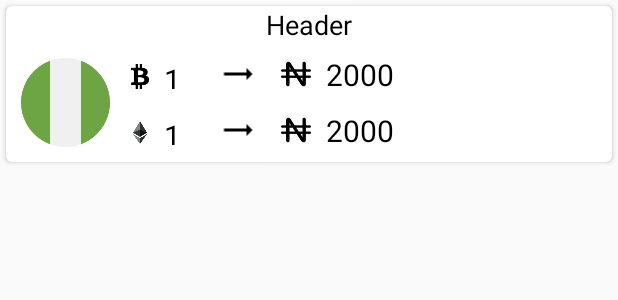
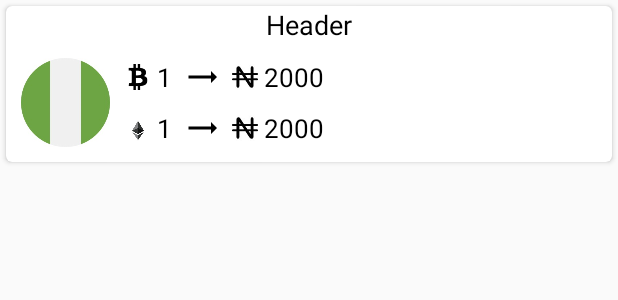
Before and after one commit to rasheedsulayman/CurrencyConverter, an Android app: the layout item_currency_list.xml on its own in the app's theme, with its tools: preview values and no code run, on a phone screen of 412 x 824 dp. Shown: the top 300 px of the screen. Run offline under Robolectric (Android 15) with nearby library versions, the phone set to English and light mode, and no system bars.

```diff
--- a/app/build.gradle
+++ b/app/build.gradle
@@ -28,7 +28,6 @@ dependencies {
 
 
     compile 'com.android.support:appcompat-v7:25.3.1'
-    compile 'com.android.support.constraint:constraint-layout:1.0.2'
     compile 'com.squareup.retrofit2:retrofit:2.3.0'
     compile 'com.google.code.gson:gson:2.8.2'
     compile 'com.squareup.retrofit2:converter-gson:2.1.0'
--- a/app/src/main/res/layout/item_currency_list.xml
+++ b/app/src/main/res/layout/item_currency_list.xml
@@ -51,40 +51,37 @@
                     android:orientation="horizontal">
 
                     <ImageView
-                        android:layout_width="20dp"
-                        android:layout_height="20dp"
-                       android:layout_gravity="center_vertical"
-                        android:layout_marginRight="6dp"
-                        android:paddingTop="3dp"
+                        android:layout_width="17dp"
+                        android:layout_height="17dp"
+                        android:layout_gravity="center_vertical"
+                        android:layout_marginRight="4dp"
                         android:scaleType="fitCenter"
                         android:src="@drawable/bitcoin_logo" />
 
                     <TextView
-                        android:layout_width="20dp"
-                        android:layout_height="20dp"
+                        android:layout_width="wrap_content"
+                        android:layout_height="wrap_content"
                         android:layout_gravity="center_vertical"
 
-                        android:layout_marginRight="4dp"
+                        android:layout_marginRight="8dp"
                         android:text="1"
                         android:textColor="@android:color/black"
-                        android:textSize="20sp" />
+                        android:textSize="17sp" />
 
                     <ImageView
-                        android:layout_width="50dp"
-
+                        android:layout_width="wrap_content"
                         android:layout_height="wrap_content"
                         android:layout_gravity="center_vertical"
-                        android:layout_marginRight="4dp"
+                        android:layout_marginRight="8dp"
                         android:scaleType="fitCenter"
                         android:src="@drawable/ic_trending_flat_black_24dp" />
 
                     <ImageView
                         android:id="@+id/currencySymbol1"
-                        android:layout_width="20dp"
-                        android:layout_height="20dp"
+                        android:layout_width="17dp"
+                        android:layout_height="17dp"
                         android:layout_gravity="center_vertical"
-
-                        android:layout_marginRight="10dp"
+                        android:layout_marginRight="4dp"
                         android:src="@drawable/nigeria_naira_currency_symbol" />
 
                     <TextView
@@ -95,9 +92,7 @@
                         android:maxLines="1"
                         android:text="2000"
                         android:textColor="@android:color/black"
-                        android:textSize="20sp" />
-
-
+                        android:textSize="17sp" />
                 </LinearLayout>
 
                 <LinearLayout
@@ -106,39 +101,37 @@
                     android:orientation="horizontal">
 
                     <ImageView
-                        android:layout_width="20dp"
-                          android:layout_height="20dp"
+                        android:layout_width="17dp"
+                        android:layout_height="17dp"
                         android:layout_gravity="center_vertical"
-                        android:layout_marginRight="6dp"
+                        android:layout_marginRight="4dp"
                         android:paddingTop="3dp"
                         android:scaleType="fitCenter"
                         android:src="@drawable/eth_symbol" />
 
                     <TextView
-                        android:layout_width="20dp"
-                        android:layout_height="20dp"
+                        android:layout_width="wrap_content"
+                        android:layout_height="wrap_content"
                         android:layout_gravity="center_vertical"
-                        android:layout_marginRight="4dp"
+                        android:layout_marginRight="8dp"
                         android:text="1"
                         android:textColor="@android:color/black"
-                        android:textSize="20sp" />
+                        android:textSize="17sp" />
 
                     <ImageView
-                        android:layout_width="50dp"
-
+                        android:layout_width="wrap_content"
                         android:layout_height="wrap_content"
                         android:layout_gravity="center_vertical"
-                        android:layout_marginRight="4dp"
+                        android:layout_marginRight="8dp"
                         android:scaleType="fitCenter"
                         android:src="@drawable/ic_trending_flat_black_24dp" />
 
                     <ImageView
                         android:id="@+id/currencySymbol2"
-                        android:layout_width="20dp"
-                        android:layout_height="20dp"
+                        android:layout_width="17dp"
+                        android:layout_height="17dp"
                         android:layout_gravity="center_vertical"
-
-                        android:layout_marginRight="10dp"
+                        android:layout_marginRight="4dp"
                         android:src="@drawable/nigeria_naira_currency_symbol" />
 
                     <TextView
@@ -149,17 +142,9 @@
                         android:maxLines="1"
                         android:text="2000"
                         android:textColor="@android:color/black"
-                        android:textSize="20sp" />
-
-
+                        android:textSize="17sp" />
                 </LinearLayout>
-
-
             </LinearLayout>
-
-
         </RelativeLayout>
-
-
     </LinearLayout>
 </android.support.v7.widget.CardView>
```
Also changed, not shown: app/src/main/res/layout-land/activity_conversion.xml (renamed from app/src/main/res/layout/activity_conversion.xml, +52 -36 lines), app/src/main/res/layout/testlayout.xml (added, +9 -0 lines).
